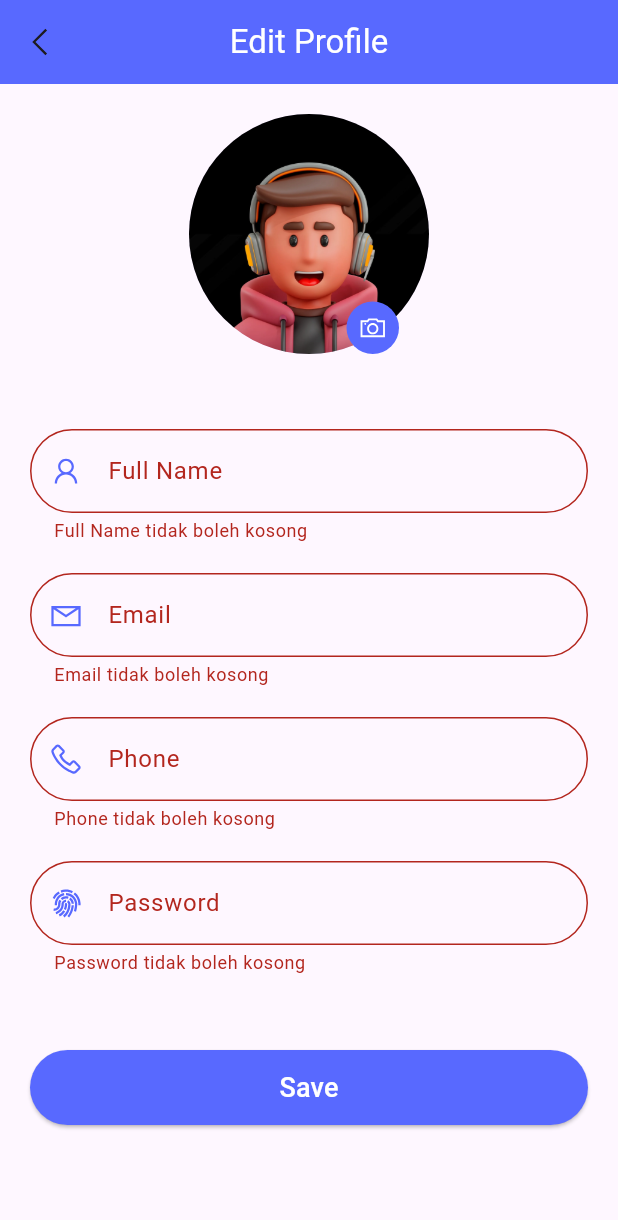
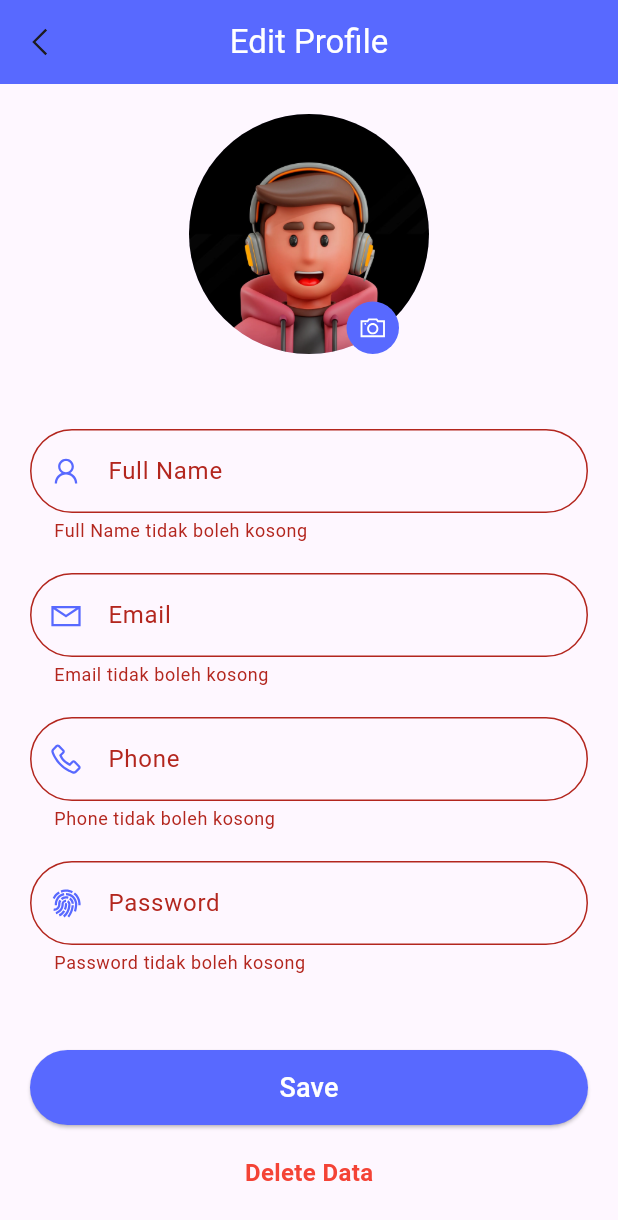
Before and after one commit to beebisme/Pemrograman_Mobile, a Flutter app: the UpdateProfileScreen screen opened directly, after a tap on "Save", on a phone screen of 412 x 824 dp. Shown: the top 1220 px of the screen. Run offline on Flutter 3.47's test engine with Material 3 defaults, Android fonts, the phone set to English and light mode, and no system bars; our stand-ins replace appwrite, firebase_auth, firebase_core, firebase_messaging, flutter_local_notifications, get and 5 more; accounts and stored records are empty; network calls fail.

Commit message:
update & delete

```diff
--- a/lib/app/modules/controllers/account_controller.dart
+++ b/lib/app/modules/controllers/account_controller.dart
@@ -2,6 +2,7 @@ import 'package:appwrite/appwrite.dart';
 import 'package:flutter/material.dart';
 import 'package:flutter_application_1/app/modules/controllers/client_controller.dart';
 import 'package:flutter_application_1/app/modules/views/home/home_component.dart';
+import 'package:flutter_application_1/app/modules/views/home_view.dart';
 import 'package:flutter_application_1/app/modules/views/registerVia_appwrite/login_account_appwrite.dart';
 import 'package:get/get.dart';
 
@@ -17,7 +18,7 @@ class AccountController extends ClientController {
   Future createAccount(Map map) async {
     try {
       final result = await account!.create(
-        userId: map['userId'],
+        userId: ID.unique(),
         email: map['email'],
         password: map['password'],
         name: map['name'],
@@ -62,4 +63,33 @@ class AccountController extends ClientController {
       );
     }
   }
+
+  Future deleteSession() async {
+    try {
+      final result = await account!.deleteSessions();
+
+      Get.offAll(const HomeView());
+    } catch (e) {
+      print(e);
+    }
+  }
+
+  Future getUserId() async {
+    try {
+      final result = await account!.get();
+      return result.$id;
+    } catch (error) {
+      Get.defaultDialog(
+        title: "Error Account",
+        titlePadding: const EdgeInsets.only(top: 15, bottom: 5),
+        titleStyle: Get.context?.theme.textTheme.titleLarge,
+        content: Text(
+          "$error",
+          style: Get.context?.theme.textTheme.bodyMedium,
+          textAlign: TextAlign.center,
+        ),
+        contentPadding: const EdgeInsets.only(top: 5, left: 15, right: 15),
+      );
+    }
+  }
 }
--- a/lib/app/modules/views/profile/update_profile_screen.dart
+++ b/lib/app/modules/views/profile/update_profile_screen.dart
@@ -1,7 +1,11 @@
+// ignore_for_file: must_be_immutable
+
+import 'dart:developer';
 import 'dart:io';
 
 import 'package:flutter/material.dart';
 import 'package:flutter_application_1/app/data/models/user_data.dart';
+import 'package:flutter_application_1/app/modules/controllers/account_controller.dart';
 import 'package:flutter_application_1/app/modules/controllers/database_controller.dart';
 import 'package:flutter_application_1/app/modules/controllers/edit_profile_controller.dart';
 
@@ -15,6 +19,7 @@ class UpdateProfileScreen extends StatelessWidget {
   ImagePicker imagePicker = ImagePicker();
 
   EditProfileController editProfileController = Get.find();
+  final AccountController accountController = Get.put(AccountController());
   final DatabaseController databaseController = Get.put(DatabaseController());
   final TextEditingController _nameController = TextEditingController();
   final TextEditingController _emailController = TextEditingController();
@@ -32,11 +37,15 @@ class UpdateProfileScreen extends StatelessWidget {
       return emailPattern.hasMatch(value);
     }
 
+    databaseController.readData(accountController.getUserId());
+
     final formKey = GlobalKey<FormState>();
     _nameController.text = databaseController.datax.value.name ?? '';
     _emailController.text = databaseController.datax.value.email ?? '';
     _phoneController.text = databaseController.datax.value.phone ?? '';
     _passwordController.text = databaseController.datax.value.password ?? '';
+
+    final isFormEmpty = _nameController.text.isEmpty;
 
     return Scaffold(
         appBar: AppBar(
@@ -52,7 +61,7 @@ class UpdateProfileScreen extends StatelessWidget {
         ),
         body: SingleChildScrollView(
             child: Container(
-          padding: EdgeInsets.all(20),
+          padding: const EdgeInsets.all(20),
           child: Column(
             children: [
               Stack(
@@ -233,15 +242,23 @@ class UpdateProfileScreen extends StatelessWidget {
 
                                 try {
                                   // Panggil fungsi createData dari DatabaseController
-                                  await databaseController.createData(userData);
+                                  // await databaseController.createData(userData);
+
+                                  if (isFormEmpty) {
+                                    log("create");
+                                    databaseController.createData(userData,
+                                        accountController.getUserId());
+                                  } else {
+                                    databaseController.updateData(
+                                        accountController.getUserId(),
+                                        userData);
+                                  }
 
                                   // Navigasi ke halaman lain atau lakukan tindakan lainnya
                                   // Contoh: kembali ke halaman sebelumnya
-                                  Get.back();
+                                  // Get.back();
                                 } catch (error) {
-                                  // Tangani kesalahan jika ada
-                                  Get.snackbar('Error',
-                                      'Failed to update profile: $error');
+                                  Get.snackbar("error", error.toString());
                                 }
                               }
                               // if (formKey.currentState!.validate())
@@ -257,6 +274,20 @@ class UpdateProfileScreen extends StatelessWidget {
                               style:
                                   TextStyle(color: Colors.white, fontSize: 18),
                             )),
+                      ),
+                      const SizedBox(
+                        height: 20,
+                      ),
+                      InkWell(
+                        onTap: () => databaseController
+                            .deleteData(accountController.getUserId()),
+                        child: const Text(
+                          "Delete Data",
+                          style: TextStyle(
+                              color: Colors.red,
+                              fontSize: 16,
+                              fontWeight: FontWeight.bold),
+                        ),
                       )
                     ],
                   )),
--- a/lib/main.dart
+++ b/lib/main.dart
@@ -4,7 +4,6 @@ import 'package:firebase_core/firebase_core.dart';
 import 'package:flutter/material.dart';
 import 'package:flutter_application_1/app/modules/controllers/account_controller.dart';
 import 'package:flutter_application_1/app/modules/controllers/auth_controller.dart';
-import 'package:flutter_application_1/app/modules/controllers/database_controller.dart';
 import 'package:flutter_application_1/app/modules/service/notification_handler.dart';
 import 'package:flutter_application_1/app/routes/app_pages.dart';
 import 'package:flutter_application_1/firebase_options.dart';
@@ -37,5 +36,5 @@ void main() async {
     ),
   );
   Get.put(AccountController());
-  Get.put(DatabaseController());
+  // Get.put(DatabaseController());
 }
```
Also changed, not shown: lib/app/modules/controllers/database_controller.dart (+30 -55 lines), lib/app/modules/views/home/home_menu.dart (+7 -0 lines), lib/app/modules/views/profile/profile_menu.dart (+5 -3 lines), lib/app/modules/views/registerVia_appwrite/create_account.dart (+0 -7 lines).
